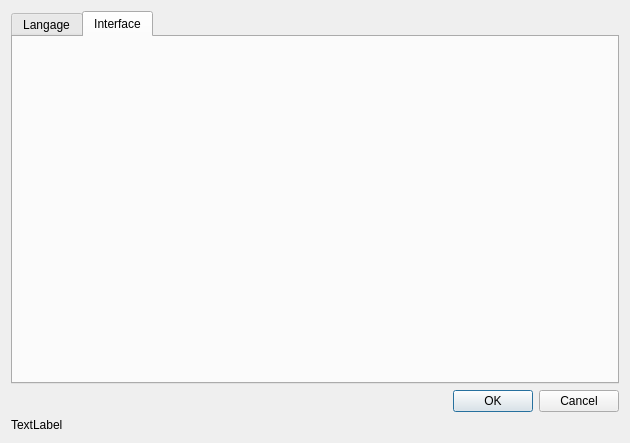
This is fenoptions.ui in suzizecat/algocreator as Qt 5 draws it before an edit. The edited form follows.
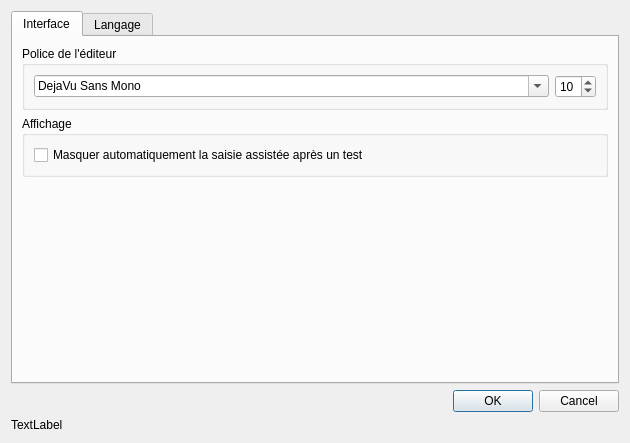
This is the edited form. The open tabs and pages were chosen to show the change.

Commit message: Ajout d'options donc changement de version 	++Modification Police Editeur 	++Possibilité d'effacer liste variables quand saisie assistée

Patch:
```diff
--- a/fenoptions.ui
+++ b/fenoptions.ui
@@ -22,6 +22,88 @@
      <property name="currentIndex">
       <number>0</number>
      </property>
+     <widget class="QWidget" name="tab_interface">
+      <attribute name="title">
+       <string>Interface</string>
+      </attribute>
+      <layout class="QVBoxLayout" name="verticalLayout_3">
+       <item>
+        <widget class="QGroupBox" name="groupBox">
+         <property name="sizePolicy">
+          <sizepolicy hsizetype="Preferred" vsizetype="Maximum">
+           <horstretch>0</horstretch>
+           <verstretch>0</verstretch>
+          </sizepolicy>
+         </property>
+         <property name="title">
+          <string>Police de l'éditeur</string>
+         </property>
+         <layout class="QHBoxLayout" name="horizontalLayout_3">
+          <item>
+           <widget class="QFontComboBox" name="policeEditeur">
+            <property name="currentFont">
+             <font>
+              <family>DejaVu Sans Mono</family>
+             </font>
+            </property>
+           </widget>
+          </item>
+          <item>
+           <widget class="QSpinBox" name="taillePoliceEditeur">
+            <property name="sizePolicy">
+             <sizepolicy hsizetype="Maximum" vsizetype="Fixed">
+              <horstretch>0</horstretch>
+              <verstretch>0</verstretch>
+             </sizepolicy>
+            </property>
+            <property name="minimum">
+             <number>1</number>
+            </property>
+            <property name="value">
+             <number>10</number>
+            </property>
+           </widget>
+          </item>
+         </layout>
+        </widget>
+       </item>
+       <item>
+        <widget class="QGroupBox" name="groupBox_2">
+         <property name="sizePolicy">
+          <sizepolicy hsizetype="Preferred" vsizetype="Maximum">
+           <horstretch>0</horstretch>
+           <verstretch>0</verstretch>
+          </sizepolicy>
+         </property>
+         <property name="title">
+          <string>Affichage</string>
+         </property>
+         <layout class="QVBoxLayout" name="verticalLayout_4">
+          <item>
+           <widget class="QCheckBox" name="masqSaiAssist">
+            <property name="text">
+             <string>Masquer automatiquement la saisie assistée après un test</string>
+            </property>
+           </widget>
+          </item>
+         </layout>
+        </widget>
+       </item>
+       <item>
+        <spacer name="verticalSpacer">
+         <property name="orientation">
+          <enum>Qt::Vertical</enum>
+         </property>
+         <property name="sizeHint" stdset="0">
+          <size>
+           <width>20</width>
+           <height>40</height>
+          </size>
+         </property>
+        </spacer>
+       </item>
+      </layout>
+     </widget>
      <widget class="QWidget" name="tab_langage">
       <attribute name="title">
        <string>Langage</string>
@@ -88,11 +170,6 @@
        </item>
       </layout>
      </widget>
-     <widget class="QWidget" name="tab_interface">
-      <attribute name="title">
-       <string>Interface</string>
-      </attribute>
-     </widget>
     </widget>
    </item>
    <item>
```
The commit also changes 9 other files.
